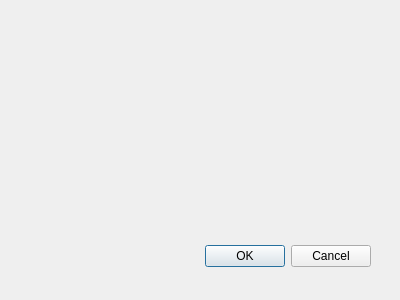
Qt form encryption.ui (trumpton/EasyNotepad) before a commit.
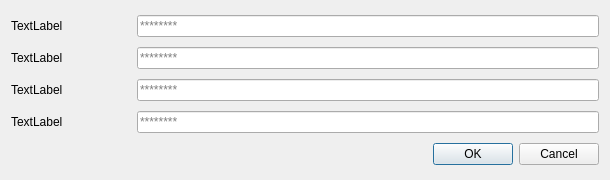
The same form after that commit.

Diff of the .ui file:
```diff
--- a/encryption.ui
+++ b/encryption.ui
@@ -8,29 +8,142 @@
    <rect>
     <x>0</x>
     <y>0</y>
-    <width>400</width>
-    <height>300</height>
+    <width>610</width>
+    <height>180</height>
    </rect>
   </property>
   <property name="windowTitle">
    <string>Dialog</string>
   </property>
-  <widget class="QDialogButtonBox" name="buttonBox">
-   <property name="geometry">
-    <rect>
-     <x>30</x>
-     <y>240</y>
-     <width>341</width>
-     <height>32</height>
-    </rect>
-   </property>
-   <property name="orientation">
-    <enum>Qt::Horizontal</enum>
-   </property>
-   <property name="standardButtons">
-    <set>QDialogButtonBox::Cancel|QDialogButtonBox::Ok</set>
-   </property>
-  </widget>
+  <layout class="QVBoxLayout" name="verticalLayout">
+   <item>
+    <layout class="QHBoxLayout" name="horizontalLayout_3">
+     <item>
+      <widget class="QLabel" name="label0">
+       <property name="minimumSize">
+        <size>
+         <width>120</width>
+         <height>0</height>
+        </size>
+       </property>
+       <property name="text">
+        <string>TextLabel</string>
+       </property>
+      </widget>
+     </item>
+     <item>
+      <widget class="QLineEdit" name="lineEdit0">
+       <property name="echoMode">
+        <enum>QLineEdit::Password</enum>
+       </property>
+       <property name="placeholderText">
+        <string>********</string>
+       </property>
+      </widget>
+     </item>
+    </layout>
+   </item>
+   <item>
+    <layout class="QHBoxLayout" name="horizontalLayout">
+     <item>
+      <widget class="QLabel" name="label1">
+       <property name="minimumSize">
+        <size>
+         <width>120</width>
+         <height>0</height>
+        </size>
+       </property>
+       <property name="text">
+        <string>TextLabel</string>
+       </property>
+      </widget>
+     </item>
+     <item>
+      <widget class="QLineEdit" name="lineEdit1">
+       <property name="echoMode">
+        <enum>QLineEdit::Password</enum>
+       </property>
+       <property name="placeholderText">
+        <string>********</string>
+       </property>
+      </widget>
+     </item>
+    </layout>
+   </item>
+   <item>
+    <layout class="QHBoxLayout" name="horizontalLayout_2">
+     <item>
+      <widget class="QLabel" name="label2">
+       <property name="minimumSize">
+        <size>
+         <width>120</width>
+         <height>0</height>
+        </size>
+       </property>
+       <property name="text">
+        <string>TextLabel</string>
+       </property>
+      </widget>
+     </item>
+     <item>
+      <widget class="QLineEdit" name="lineEdit2">
+       <property name="echoMode">
+        <enum>QLineEdit::Password</enum>
+       </property>
+       <property name="placeholderText">
+        <string>********</string>
+       </property>
+      </widget>
+     </item>
+    </layout>
+   </item>
+   <item>
+    <layout class="QHBoxLayout" name="horizontalLayout_4">
+     <property name="topMargin">
+      <number>0</number>
+     </property>
+     <item>
+      <widget class="QLabel" name="label3">
+       <property name="minimumSize">
+        <size>
+         <width>120</width>
+         <height>0</height>
+        </size>
+       </property>
+       <property name="maximumSize">
+        <size>
+         <width>120</width>
+         <height>16777215</height>
+        </size>
+       </property>
+       <property name="text">
+        <string>TextLabel</string>
+       </property>
+      </widget>
+     </item>
+     <item>
+      <widget class="QLineEdit" name="lineEdit3">
+       <property name="echoMode">
+        <enum>QLineEdit::Password</enum>
+       </property>
+       <property name="placeholderText">
+        <string>********</string>
+       </property>
+      </widget>
+     </item>
+    </layout>
+   </item>
+   <item>
+    <widget class="QDialogButtonBox" name="buttonBox">
+     <property name="orientation">
+      <enum>Qt::Horizontal</enum>
+     </property>
+     <property name="standardButtons">
+      <set>QDialogButtonBox::Cancel|QDialogButtonBox::Ok</set>
+     </property>
+    </widget>
+   </item>
+  </layout>
  </widget>
  <pixmapfunction/>
  <resources/>
```
Left out of the diff: 5 changed lines with no effect on the pictures.
